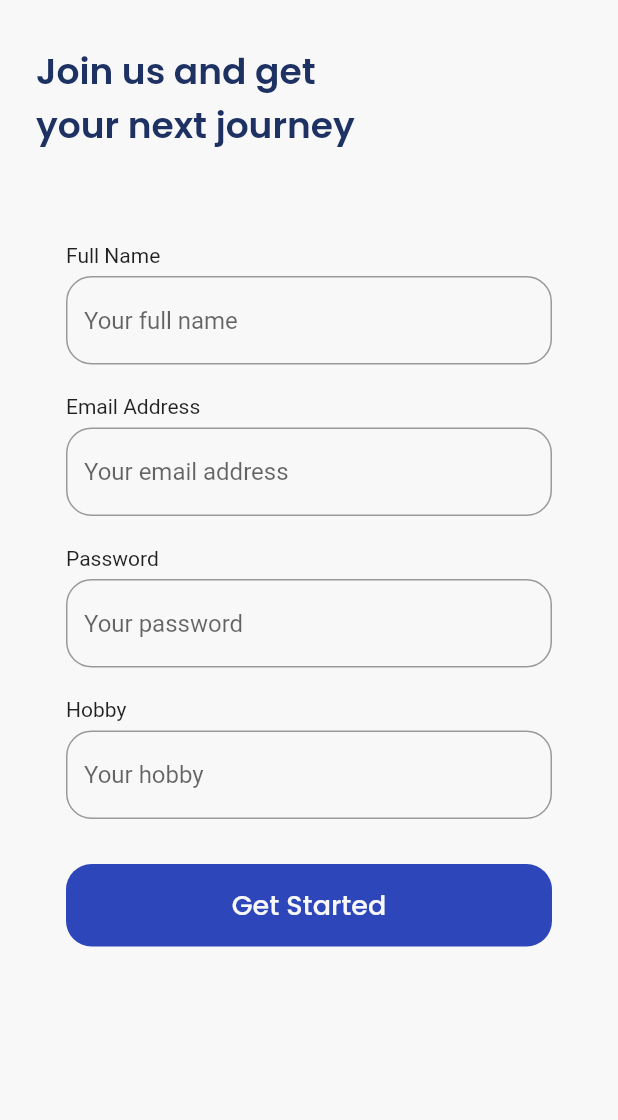
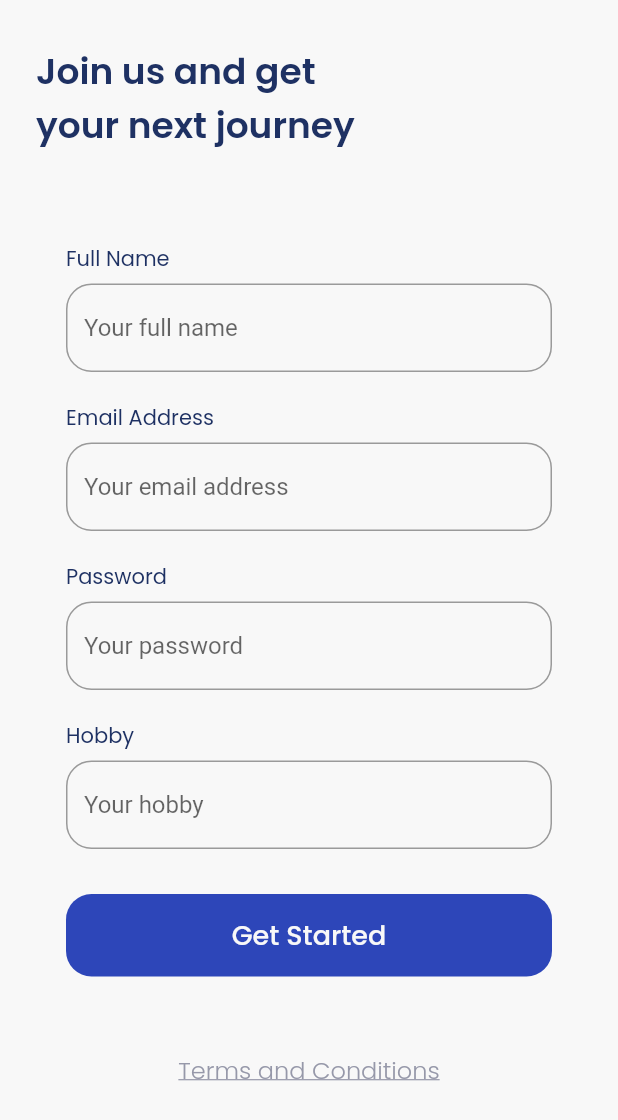
Before and after one commit to saydinaambiya/easyways_app, a Flutter app: the SignUpPage screen opened by its route, on a phone screen of 412 x 824 dp. Shown: the top 1120 px of the screen. Run offline on Flutter 3.47's test engine with Material 2 defaults, Android fonts, the phone set to English and light mode, and no system bars; our stand-ins replace google_fonts.

Commit message:
fix error and problem signup page

```diff
--- a/lib/ui/pages/signup_page.dart
+++ b/lib/ui/pages/signup_page.dart
@@ -1,4 +1,5 @@
 import 'package:easyplane_app/shared/theme.dart';
+import 'package:flutter/cupertino.dart';
 import 'package:flutter/material.dart';
 
 class SignUpPage extends StatelessWidget {
@@ -23,6 +24,7 @@ class SignUpPage extends StatelessWidget {
     }
 
     Widget inputSection() {
+      //textformfield
       Widget textInput(String titleInput, String hintInput) {
         return Container(
           margin: const EdgeInsets.only(bottom: 20),
@@ -31,6 +33,7 @@ class SignUpPage extends StatelessWidget {
             children: [
               Text(
                 titleInput,
+                style: navyText,
               ),
               const SizedBox(
                 height: 6,
@@ -59,13 +62,17 @@ class SignUpPage extends StatelessWidget {
         );
       }
 
+      //textformfield password
       Widget passwordInput() {
         return Container(
           margin: const EdgeInsets.only(bottom: 20),
           child: Column(
             crossAxisAlignment: CrossAxisAlignment.start,
             children: [
-              Text("Password"),
+              Text(
+                "Password",
+                style: navyText,
+              ),
               const SizedBox(
                 height: 6,
               ),
@@ -129,6 +136,8 @@ class SignUpPage extends StatelessWidget {
       //     ),
       //   );
       // }
+
+      //submit button (getstarted)
       Widget submitButton() {
         return Container(
           width: double.infinity,
@@ -151,11 +160,30 @@ class SignUpPage extends StatelessWidget {
         );
       }
 
+      //terms and conditions
+      Widget termsButton() {
+        return Container(
+          alignment: Alignment.center,
+          margin: const EdgeInsets.only(
+            top: 50,
+            bottom: 73,
+          ),
+          child: Text(
+            'Terms and Conditions',
+            style: greyText.copyWith(
+              fontSize: 16,
+              fontWeight: light,
+              decoration: TextDecoration.underline,
+            ),
+          ),
+        );
+      }
+
+      //container for textformfield and button
       return Container(
         margin: const EdgeInsets.only(top: 30),
         padding: const EdgeInsets.symmetric(
           horizontal: 20,
-          // vertical: 30,
         ),
         decoration: BoxDecoration(
           color: whiteColor,
@@ -169,11 +197,13 @@ class SignUpPage extends StatelessWidget {
             textInput("Hobby", "Your hobby"),
             const SizedBox(height: 10),
             submitButton(),
+            termsButton(),
           ],
         ),
       );
     }
 
+    //scaffold to load title, form, and button
     return Scaffold(
       backgroundColor: whiteColor,
       body: SafeArea(
```
